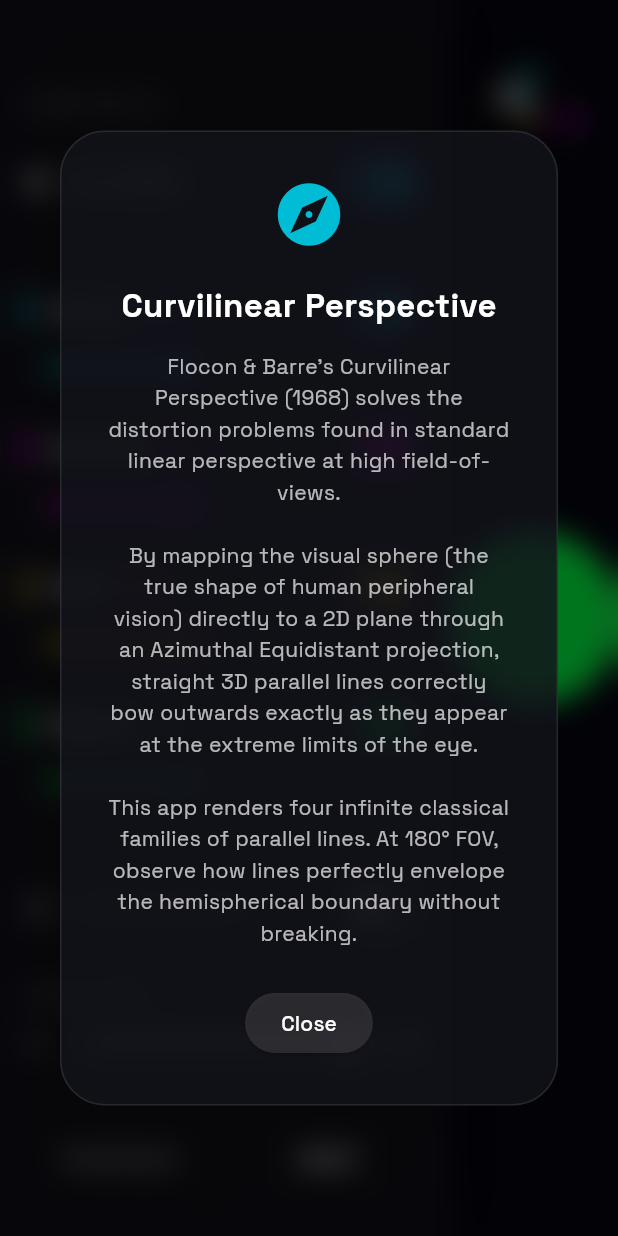
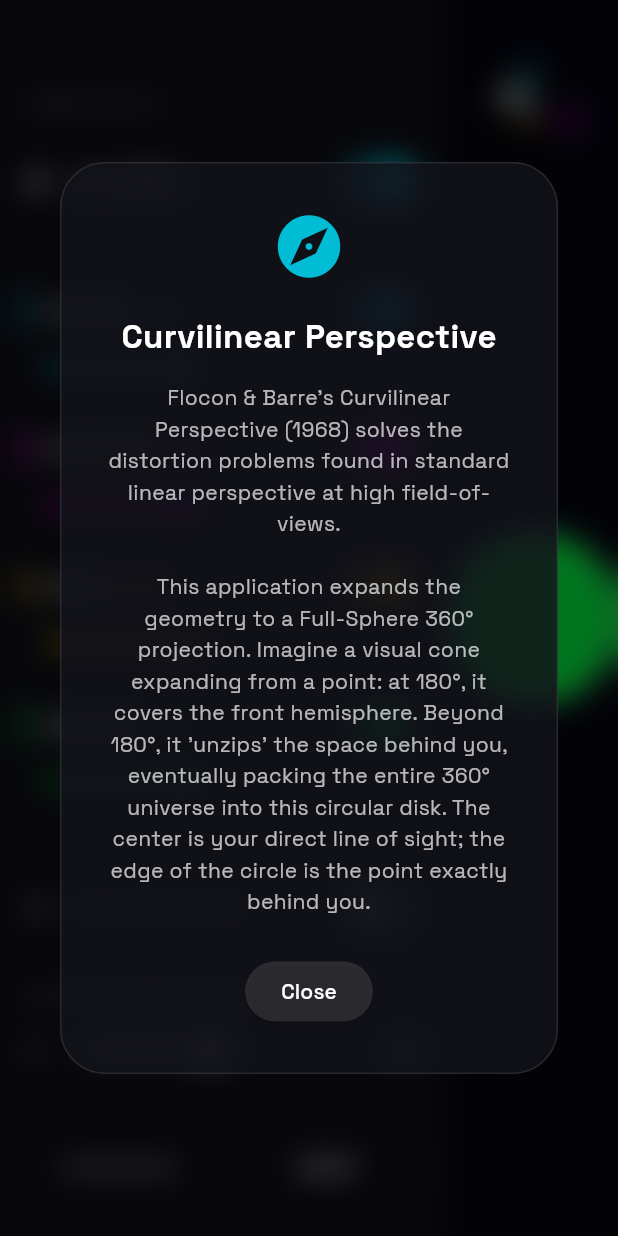
Before and after one commit to omnipolarize-del/project, a Flutter app: the screen it shows after launch, after a tap on the "menu book" icon, on a phone screen of 412 x 824 dp. Run offline on Flutter 3.47's test engine with Material 3 defaults, Android fonts, the phone set to English and light mode, and no system bars; our stand-ins replace google_fonts.

Commit message:
Projection: Expanded FOV to 360° with Full-Sphere Zippered azimuthal mapping

```diff
--- a/lib/main.dart
+++ b/lib/main.dart
@@ -355,21 +355,27 @@ class _CurviGridHomePageState extends State<CurviGridHomePage> {
     return Column(
       crossAxisAlignment: CrossAxisAlignment.start,
       children: [
-        const Text('FIELD OF VIEW', style: TextStyle(fontSize: 10, color: Colors.white38, fontWeight: FontWeight.bold, letterSpacing: 1.2)),
+        const Text('FIELD OF VIEW (CONE ANGLE)', style: TextStyle(fontSize: 10, color: Colors.white38, fontWeight: FontWeight.bold, letterSpacing: 1.2)),
+        const SizedBox(height: 5),
         Row(
           children: [
             const Icon(Icons.remove_red_eye_outlined, size: 16, color: Colors.white38),
             Expanded(
               child: Slider(
                 value: fov,
-                min: 60,
-                max: 180,
-                activeColor: Colors.white60,
+                min: 10,
+                max: 360,
+                activeColor: fov > 180 ? const Color(0xFF00E5FF) : Colors.white60,
                 onChanged: (v) => setState(() => fov = v),
               ),
             ),
             Text('${fov.toInt()}°', style: const TextStyle(fontSize: 12, fontWeight: FontWeight.bold)),
           ],
+        ),
+        if (fov > 180)
+          const Padding(
+            padding: EdgeInsets.only(left: 30),
+            child: Text('FULL-SPHERE MODE ACTIVE', style: TextStyle(fontSize: 9, color: Color(0xFF00E5FF), fontWeight: FontWeight.bold, letterSpacing: 1)),
           ),
       ],
     );
@@ -458,11 +464,11 @@ class _CurviGridHomePageState extends State<CurviGridHomePage> {
                 const Text(
                   "Flocon & Barre's Curvilinear Perspective (1968) solves the distortion problems "
                   "found in standard linear perspective at high field-of-views.\n\n"
-                  "By mapping the visual sphere (the true shape of human peripheral vision) "
-                  "directly to a 2D plane through an Azimuthal Equidistant projection, straight 3D parallel "
-                  "lines correctly bow outwards exactly as they appear at the extreme limits of the eye.\n\n"
-                  "This app renders four infinite classical families of parallel lines. At 180° FOV, "
-                  "observe how lines perfectly envelope the hemispherical boundary without breaking.",
+                  "This application expands the geometry to a Full-Sphere 360° projection. "
+                  "Imagine a visual cone expanding from a point: at 180°, it covers the front hemisphere. "
+                  "Beyond 180°, it 'unzips' the space behind you, eventually packing the entire 360° "
+                  "universe into this circular disk. The center is your direct line of sight; "
+                  "the edge of the circle is the point exactly behind you.",
                   style: TextStyle(color: Colors.white70, height: 1.5),
                   textAlign: TextAlign.center,
                 ),
@@ -694,9 +700,11 @@ class CurvilinearPainter extends CustomPainter {
 
     for (var dir in directions) {
       double cosT = dir.dot(vDir);
-      if (cosT > 0.0) {
+      // Removed Front-Hemisphere clipping (cosT > 0).
+      // Points with cosT < 0 are behind the camera (theta > 90deg).
       double theta = math.acos(cosT.clamp(-1.0, 1.0));
-        // Boundary clip: use 0.05 epsilon to ensure poles at 180 FOV show on the very edge.
+
+      // Boundary clip: Check if point is inside the user's defined cone (fov/2)
       if (theta > maxTheta + 0.05) continue;
 
       double prX = dir.dot(right);
@@ -704,13 +712,13 @@ class CurvilinearPainter extends CustomPainter {
       double sinT = math.sqrt(prX*prX + prY*prY);
 
       double r = theta * rScale;
+      // At the exact poles, sinT is 0. But for azimuthal projection, we maintain center for front and periphery for back.
       double outX = cx + (sinT > 0.0001 ? r * (prX / sinT) : 0);
       double outY = cy - (sinT > 0.0001 ? r * (prY / sinT) : 0);
 
       canvas.drawCircle(Offset(outX, outY), 10, glowPaint);
       canvas.drawCircle(Offset(outX, outY), 4, pointPaint);
       canvas.drawCircle(Offset(outX, outY), 5, Paint()..color = Colors.white..style = PaintingStyle.stroke..strokeWidth = 1);
-      }
     }
   }
 
@@ -733,7 +741,7 @@ class CurvilinearPainter extends CustomPainter {
       bool pathStarted = false;
 
       double lastPx = 0, lastPy = 0, lastPz = 0;
-      double lastCosT = 0;
+      double lastTheta = 0;
 
       // We leap by 3 (X,Y,Z structure)
       for (int i = 0; i < pts.length; i += 3) {
@@ -745,26 +753,23 @@ class CurvilinearPainter extends CustomPainter {
         if (distSq < 0.0001) continue; // Safety against origin singularity
         double dist = math.sqrt(distSq);
 
-        // Cosine of angle to camera direction dictates visibility (z-clipping)
-        // > 0 is visible. <= 0 means point is traversing the infinite bounds behind the eye.
+        // Cosine to determine angle from gaze
         double cosT = (px*vX + py*vY + pz*vZ) / dist;
-
-        if (cosT > 0.0) {
-          // --- Main Core Projection --- Flocon & Barre logic applied here
         double theta = math.acos(cosT.clamp(-1.0, 1.0));
 
+        if (theta <= maxTheta) {
           double prX = (px*rX + py*rY + pz*rZ) / dist;
           double prY = (px*uX + py*uY + pz*uZ) / dist;
           double sinT = math.sqrt(prX*prX + prY*prY);
 
           double r = theta * rScale;
           double outX = cx + (sinT > 0.0001 ? r * (prX / sinT) : 0);
-          double outY = cy - (sinT > 0.0001 ? r * (prY / sinT) : 0); // Y flipped for canvas
+          double outY = cy - (sinT > 0.0001 ? r * (prY / sinT) : 0);
 
           if (!pathStarted) {
-            // INTERPOLATION CRUCIAL FIX: Exact point clipping bridging entering the hemisphere
-            if (i > 0 && lastCosT <= 0.0) {
-              double tInterp = lastCosT / (lastCosT - cosT);
+            // INTERPOLATION FIX: Crossing FOV boundary
+            if (i > 0 && lastTheta > maxTheta) {
+              double tInterp = (maxTheta - lastTheta) / (theta - lastTheta);
               double edgePx = lastPx + (px - lastPx) * tInterp;
               double edgePy = lastPy + (py - lastPy) * tInterp;
               double edgePz = lastPz + (pz - lastPz) * tInterp;
@@ -774,7 +779,7 @@ class CurvilinearPainter extends CustomPainter {
               double ePrY = (edgePx*uX + edgePy*uY + edgePz*uZ) / eDist;
               double eSinT = math.sqrt(ePrX*ePrX + ePrY*ePrY);
 
-              double eR = (math.pi / 2.0) * rScale; // Bound entirely on the 180deg hemisphere limit edge
+              double eR = radius; // Bound on the frame edge
               double eOutX = cx + (eSinT > 0.0001 ? eR * (ePrX / eSinT) : 0);
               double eOutY = cy - (eSinT > 0.0001 ? eR * (ePrY / eSinT) : 0);
               path.moveTo(eOutX, eOutY);
@@ -785,10 +790,9 @@ class CurvilinearPainter extends CustomPainter {
           }
           path.lineTo(outX, outY);
         } else {
-          // Point is outside hemisphere.
+          // Outside current FOV boundary
           if (pathStarted) {
-            // INTERPOLATION CRUCIAL FIX: Smooth edge-bridge cleanly tracking line exiting out of bounds.
-            double tInterp = lastCosT / (lastCosT - cosT);
+            double tInterp = (maxTheta - lastTheta) / (theta - lastTheta);
             double edgePx = lastPx + (px - lastPx) * tInterp;
             double edgePy = lastPy + (py - lastPy) * tInterp;
             double edgePz = lastPz + (pz - lastPz) * tInterp;
@@ -798,7 +802,7 @@ class CurvilinearPainter extends CustomPainter {
             double ePrY = (edgePx*uX + edgePy*uY + edgePz*uZ) / eDist;
             double eSinT = math.sqrt(ePrX*ePrX + ePrY*ePrY);
 
-            double eR = (math.pi / 2.0) * rScale;
+            double eR = radius;
             double eOutX = cx + (eSinT > 0.0001 ? eR * (ePrX / eSinT) : 0);
             double eOutY = cy - (eSinT > 0.0001 ? eR * (ePrY / eSinT) : 0);
             path.lineTo(eOutX, eOutY);
@@ -807,7 +811,7 @@ class CurvilinearPainter extends CustomPainter {
         }
 
         lastPx = px; lastPy = py; lastPz = pz;
-        lastCosT = cosT;
+        lastTheta = theta;
       }
     }
 
```
Lines whose indentation alone changed are shown as unchanged.
